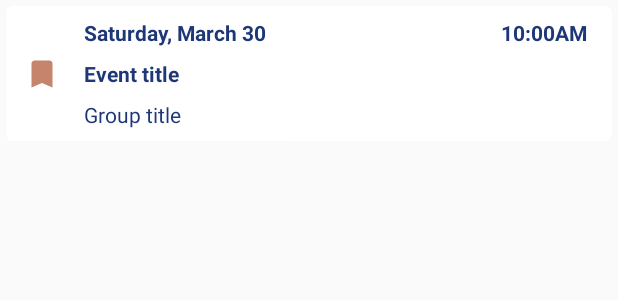
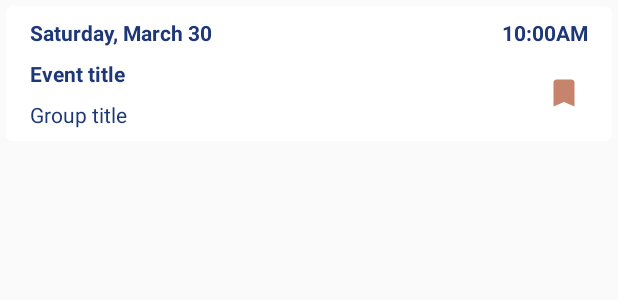
Before and after one commit to tahia910/CapstoneProject, an Android app: the layout bookmarks_item.xml on its own in the app's theme, with its tools: preview values and no code run, on a phone screen of 412 x 824 dp. Shown: the top 300 px of the screen. Run offline under Robolectric (Android 15) with nearby library versions, the phone set to English and light mode, and no system bars.

```diff
--- a/app/src/main/java/com/example/dailyupdate/networking/AppExecutors.java
+++ b/app/src/main/java/com/example/dailyupdate/networking/AppExecutors.java
@@ -23,7 +23,8 @@ public class AppExecutors {
 
     public static AppExecutors getInstance() {
         if (executorsInstance == null) {
-                executorsInstance = new AppExecutors(Executors.newSingleThreadExecutor(),
+                executorsInstance = new AppExecutors(
+                        Executors.newSingleThreadExecutor(),
                         Executors.newFixedThreadPool(3),
                         new MainThreadExecutor());
 
--- a/app/src/main/res/layout/bookmarks_item.xml
+++ b/app/src/main/res/layout/bookmarks_item.xml
@@ -22,18 +22,20 @@
                 android:layout_height="wrap_content"
                 android:contentDescription="@string/content_description_bookmark_icon"
                 android:padding="@dimen/margin_medium"
-                android:paddingStart="@dimen/margin_small"
+                android:layout_marginEnd="@dimen/margin_small"
+                android:layout_marginBottom="@dimen/margin_small"
                 android:src="@drawable/ic_bookmarked"
                 app:layout_constraintBottom_toBottomOf="parent"
-                app:layout_constraintStart_toStartOf="parent"
-                app:layout_constraintTop_toTopOf="parent" />
+                app:layout_constraintEnd_toEndOf="parent" />
 
             <TextView
                 android:id="@+id/textview_event_date"
-                android:layout_width="wrap_content"
+                android:layout_width="0dp"
                 android:layout_height="wrap_content"
+                android:layout_marginEnd="8dp"
                 android:textColor="@color/colorPrimary"
                 android:textStyle="bold"
+                app:layout_constraintEnd_toStartOf="@+id/textview_event_time"
                 app:layout_constraintStart_toStartOf="@id/textview_event_title"
                 app:layout_constraintTop_toTopOf="parent"
                 tools:text="@string/tools_event_date" />
@@ -44,13 +46,13 @@
                 android:layout_height="wrap_content"
                 android:layout_marginStart="@dimen/margin_medium"
                 android:layout_marginTop="@dimen/margin_medium"
-                android:layout_marginEnd="@dimen/margin_medium"
+                android:layout_marginEnd="8dp"
                 android:ellipsize="end"
                 android:maxLines="1"
                 android:textColor="@color/colorPrimary"
                 android:textStyle="bold"
-                app:layout_constraintEnd_toEndOf="parent"
-                app:layout_constraintStart_toEndOf="@id/bookmarks_icon_bookmarks_item"
+                app:layout_constraintEnd_toStartOf="@+id/bookmarks_icon_bookmarks_item"
+                app:layout_constraintStart_toStartOf="parent"
                 app:layout_constraintTop_toBottomOf="@id/textview_event_date"
                 tools:text="@string/tools_event_title" />
 
@@ -59,11 +61,11 @@
                 android:layout_width="0dp"
                 android:layout_height="wrap_content"
                 android:layout_marginTop="@dimen/margin_medium"
-                android:layout_marginEnd="@dimen/margin_medium"
+                android:layout_marginEnd="8dp"
                 android:ellipsize="end"
                 android:maxLines="1"
                 android:textColor="@color/colorPrimary"
-                app:layout_constraintEnd_toEndOf="parent"
+                app:layout_constraintEnd_toStartOf="@+id/bookmarks_icon_bookmarks_item"
                 app:layout_constraintStart_toStartOf="@id/textview_event_title"
                 app:layout_constraintTop_toBottomOf="@id/textview_event_title"
                 tools:text="@string/tools_group_title" />
@@ -72,12 +74,10 @@
                 android:id="@+id/textview_event_time"
                 android:layout_width="wrap_content"
                 android:layout_height="wrap_content"
-                android:layout_marginStart="@dimen/margin_medium"
+                android:layout_marginEnd="8dp"
                 android:textColor="@color/colorPrimary"
                 android:textStyle="bold"
                 app:layout_constraintEnd_toEndOf="parent"
-                app:layout_constraintHorizontal_bias="0.947"
-                app:layout_constraintStart_toEndOf="@id/textview_event_date"
                 app:layout_constraintTop_toTopOf="parent"
                 tools:text="@string/tools_event_time" />
 
--- a/app/src/main/res/layout/home_githubrepo_item.xml
+++ b/app/src/main/res/layout/home_githubrepo_item.xml
@@ -26,7 +26,7 @@
                 android:ellipsize="end"
                 android:maxLines="2"
                 android:textColor="@color/colorPrimary"
-                android:textSize="@dimen/text_size_big"
+                android:textSize="@dimen/text_size_medium"
                 android:textStyle="bold"
                 app:layout_constraintStart_toStartOf="parent"
                 app:layout_constraintTop_toTopOf="parent"
--- a/app/src/main/res/layout/home_layout.xml
+++ b/app/src/main/res/layout/home_layout.xml
@@ -26,7 +26,7 @@
         android:id="@+id/home_github_title_textview"
         style="@style/TitleStyle"
         android:layout_width="0dp"
-        android:gravity="center"
+        android:gravity="bottom|start"
         android:text="@string/home_github_recyclerview_title"
         app:layout_constraintEnd_toEndOf="parent"
         app:layout_constraintStart_toStartOf="parent"
@@ -69,7 +69,7 @@
         android:id="@+id/home_meetup_title_textview"
         style="@style/TitleStyle"
         android:layout_width="0dp"
-        android:gravity="center"
+        android:gravity="bottom|start"
         android:text="@string/home_meetup_recyclerview_title"
         app:layout_constraintEnd_toEndOf="parent"
         app:layout_constraintStart_toStartOf="parent"
--- a/app/src/main/res/layout/home_meetupgroup_item.xml
+++ b/app/src/main/res/layout/home_meetupgroup_item.xml
@@ -30,8 +30,10 @@
                 android:paddingLeft="@dimen/margin_medium"
                 android:paddingRight="@dimen/margin_medium"
                 android:textColor="@color/colorPrimary"
-                android:textSize="@dimen/text_size_big"
+                android:textSize="@dimen/text_size_medium"
                 android:textStyle="bold"
+                android:ellipsize="end"
+                android:maxLines="3"
                 tools:text="@string/tools_group_title" />
 
             <TextView
--- a/app/src/main/res/values/strings.xml
+++ b/app/src/main/res/values/strings.xml
@@ -11,7 +11,7 @@
     <string name="meetup_search_title">Meetup Search</string>
     <string name="github_search_title">GitHub Search</string>
     <string name="search_label">Search</string>
-    <string name="preference_label">Search Preferences</string>
+    <string name="preference_label">Preferences</string>
     <string name="bookmarks_label">Bookmarked Events</string>
     <string name="description_label">Description</string>
     <string name="delete_all_bookmarks_label">Delete All Bookmarks</string>
```
Also changed, not shown: app/src/main/java/com/example/dailyupdate/ui/adapters/MeetupEventAdapter.java (+44 -45 lines), app/src/main/res/layout/github_main_repo_item.xml (+7 -6 lines), app/src/main/res/layout/meetup_main_event_item.xml (+11 -21 lines), app/src/main/res/values-v21/styles.xml (+3 -4 lines), app/src/main/res/values/styles.xml (+4 -4 lines).
